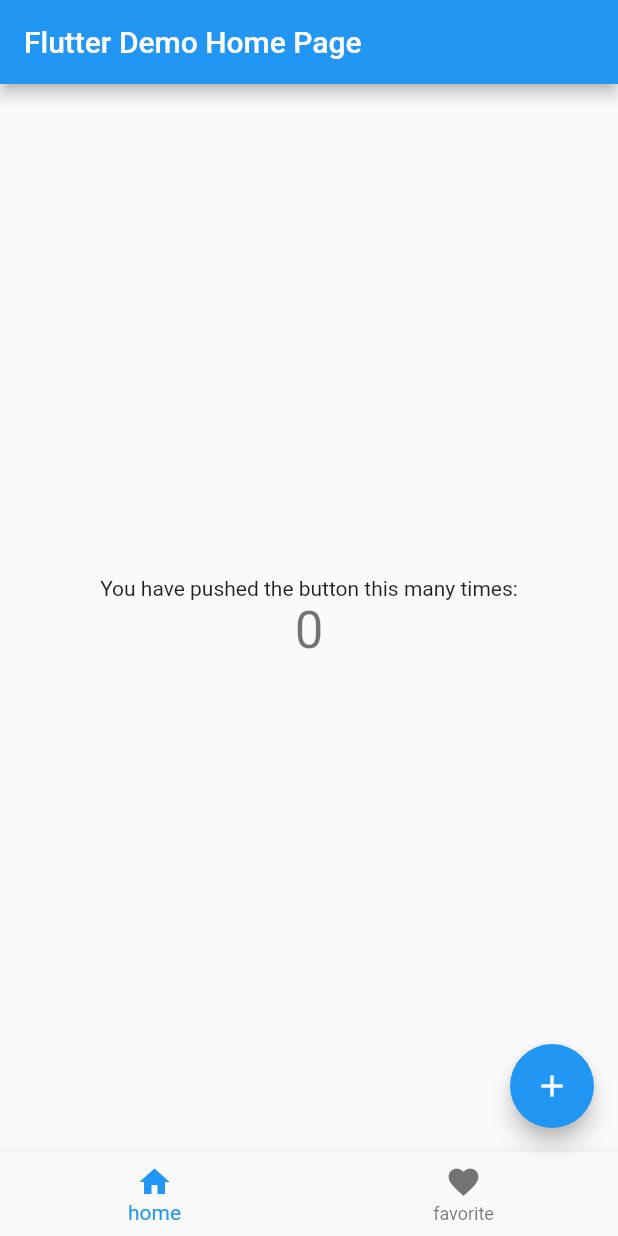
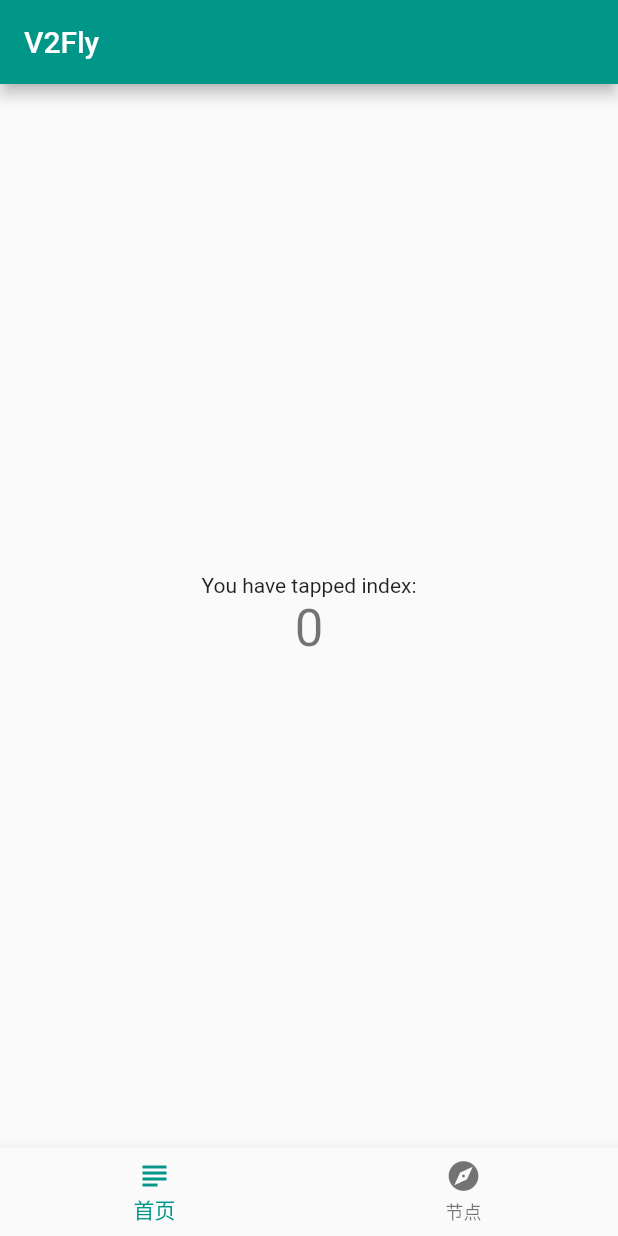
Before and after one commit to cooaer/v2fly, a Flutter app: the screen it shows after launch, on a phone screen of 412 x 824 dp. Run offline on Flutter 3.47's test engine with Material 2 defaults, Android fonts, the light colour scheme and no system bars.

Commit message:
Intl 插件实现国际化；

```diff
--- /dev/null
+++ b/lib/l10n/intl_en.arb
@@ -0,0 +1,9 @@
+{
+  "@@locale": "en",
+  "appName": "V2Fly",
+  "homePage": "主页",
+  "nodes": "节点",
+  "firstPage": "首页",
+  "feeds": "推荐",
+  "search": "搜索"
+}
--- a/lib/src/app.dart
+++ b/lib/src/app.dart
@@ -1,28 +1,29 @@
 import 'package:flutter/cupertino.dart';
 import 'package:flutter/material.dart';
+import 'package:flutter_localizations/flutter_localizations.dart';
+import 'package:v2fly/generated/l10n.dart';
 import 'package:v2fly/src/page/home/home_page.dart';
 
 class MyApp extends StatelessWidget {
   const MyApp({Key? key}) : super(key: key);
 
-  // This widget is the root of your application.
   @override
   Widget build(BuildContext context) {
     return MaterialApp(
-      title: 'Flutter Demo',
+      onGenerateTitle: (context) => S.of(context).appName,
       theme: ThemeData(
-        // This is the theme of your application.
-        //
-        // Try running your application with "flutter run". You'll see the
-        // application has a blue toolbar. Then, without quitting the app, try
-        // changing the primarySwatch below to Colors.green and then invoke
-        // "hot reload" (press "r" in the console where you ran "flutter run",
-        // or simply save your changes to "hot reload" in a Flutter IDE).
-        // Notice that the counter didn't reset back to zero; the application
-        // is not restarted.
-        primarySwatch: Colors.blue,
+        primarySwatch: Colors.teal,
       ),
-      home: const MyHomePage(title: 'Flutter Demo Home Page'),
+      localizationsDelegates: const [
+        S.delegate,
+        GlobalMaterialLocalizations.delegate,
+        GlobalWidgetsLocalizations.delegate,
+        GlobalCupertinoLocalizations.delegate,
+      ],
+      supportedLocales: S.delegate.supportedLocales,
+      home: Builder(builder: (context) {
+        return MyHomePage(title: S.of(context).appName);
+      }),
     );
   }
 }
--- a/lib/src/page/home/home_page.dart
+++ b/lib/src/page/home/home_page.dart
@@ -1,16 +1,8 @@
 import 'package:flutter/material.dart';
+import 'package:v2fly/generated/l10n.dart';
 
 class MyHomePage extends StatefulWidget {
   const MyHomePage({Key? key, required this.title}) : super(key: key);
-
-  // This widget is the home page of your application. It is stateful, meaning
-  // that it has a State object (defined below) that contains fields that affect
-  // how it looks.
-
-  // This class is the configuration for the state. It holds the values (in this
-  // case the title) provided by the parent (in this case the App widget) and
-  // used by the build method of the State. Fields in a Widget subclass are
-  // always marked "final".
 
   final String title;
 
@@ -19,72 +11,42 @@
 }
 
 class _MyHomePageState extends State<MyHomePage> {
-  int _counter = 0;
+  int _selectedTabIndex = 0;
 
-  void _incrementCounter() {
+  void _onTapTab(int index) {
     setState(() {
-      // This call to setState tells the Flutter framework that something has
-      // changed in this State, which causes it to rerun the build method below
-      // so that the display can reflect the updated values. If we changed
-      // _counter without calling setState(), then the build method would not be
-      // called again, and so nothing would appear to happen.
-      _counter++;
+      _selectedTabIndex = index;
     });
   }
 
   @override
   Widget build(BuildContext context) {
-    // This method is rerun every time setState is called, for instance as done
-    // by the _incrementCounter method above.
-    //
-    // The Flutter framework has been optimized to make rerunning build methods
-    // fast, so that you can just rebuild anything that needs updating rather
-    // than having to individually change instances of widgets.
     return Scaffold(
       appBar: AppBar(
-        // Here we take the value from the MyHomePage object that was created by
-        // the App.build method, and use it to set our appbar title.
         title: Text(widget.title),
       ),
       body: Center(
-        // Center is a layout widget. It takes a single child and positions it
-        // in the middle of the parent.
         child: Column(
-          // Column is also a layout widget. It takes a list of children and
-          // arranges them vertically. By default, it sizes itself to fit its
-          // children horizontally, and tries to be as tall as its parent.
-          //
-          // Invoke "debug painting" (press "p" in the console, choose the
-          // "Toggle Debug Paint" action from the Flutter Inspector in Android
-          // Studio, or the "Toggle Debug Paint" command in Visual Studio Code)
-          // to see the wireframe for each widget.
-          //
-          // Column has various properties to control how it sizes itself and
-          // how it positions its children. Here we use mainAxisAlignment to
-          // center the children vertically; the main axis here is the vertical
-          // axis because Columns are vertical (the cross axis would be
-          // horizontal).
           mainAxisAlignment: MainAxisAlignment.center,
           children: <Widget>[
             const Text(
-              'You have pushed the button this many times:',
+              'You have tapped index:',
             ),
             Text(
-              '$_counter',
+              '$_selectedTabIndex',
               style: Theme.of(context).textTheme.headline4,
             ),
           ],
         ),
       ),
-      floatingActionButton: FloatingActionButton(
-        onPressed: _incrementCounter,
-        tooltip: 'Increment',
-        child: const Icon(Icons.add),
-      ), // This trailing comma makes auto-formatting nicer for build methods.
       bottomNavigationBar: BottomNavigationBar(
-        items: const [
-          BottomNavigationBarItem(icon: Icon(Icons.home), label: "home"),
-          BottomNavigationBarItem(icon: Icon(Icons.favorite), label: "favorite")
+        currentIndex: _selectedTabIndex,
+        onTap: _onTapTab,
+        items: [
+          BottomNavigationBarItem(
+              icon: const Icon(Icons.subject), label: S.of(context).firstPage),
+          BottomNavigationBarItem(
+              icon: const Icon(Icons.explore), label: S.of(context).nodes)
         ],
       ),
     );
--- a/pubspec.yaml
+++ b/pubspec.yaml
@@ -100,3 +100,5 @@
   #
   # For details regarding fonts from package dependencies,
   # see https://flutter.dev/custom-fonts/#from-packages
+flutter_intl:
+  enabled: true
```
Also changed, not shown: lib/generated/intl/messages_all.dart (added), lib/generated/intl/messages_en.dart (added), lib/generated/l10n.dart (added), 1 other file.
